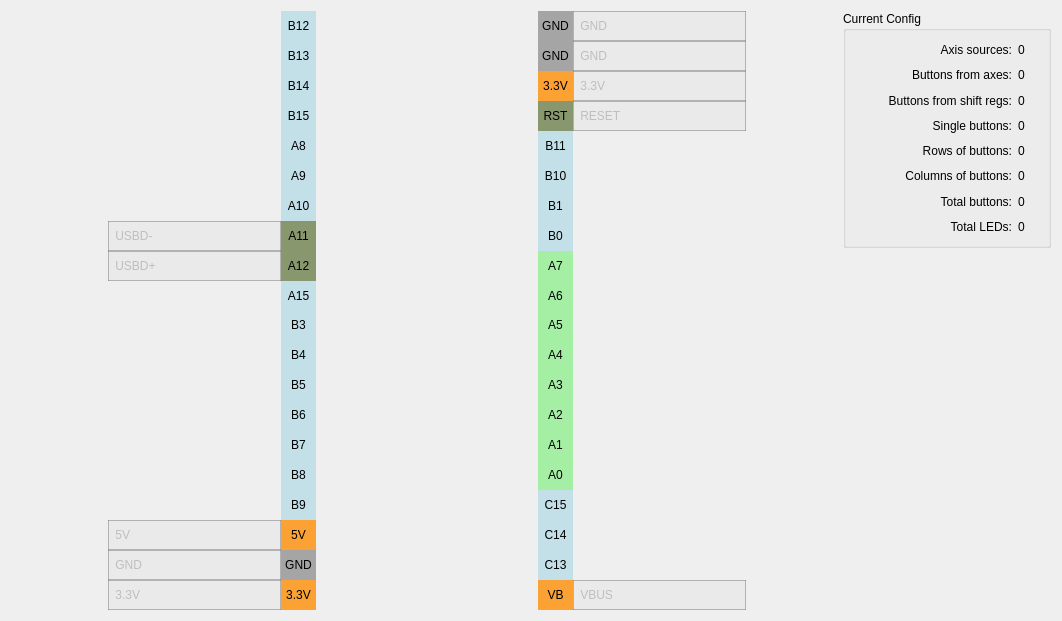
The window that widgets/pinconfig.ui (FreeJoy-Team/FreeJoyConfiguratorQt) describes before a commit, drawn with Qt 5.
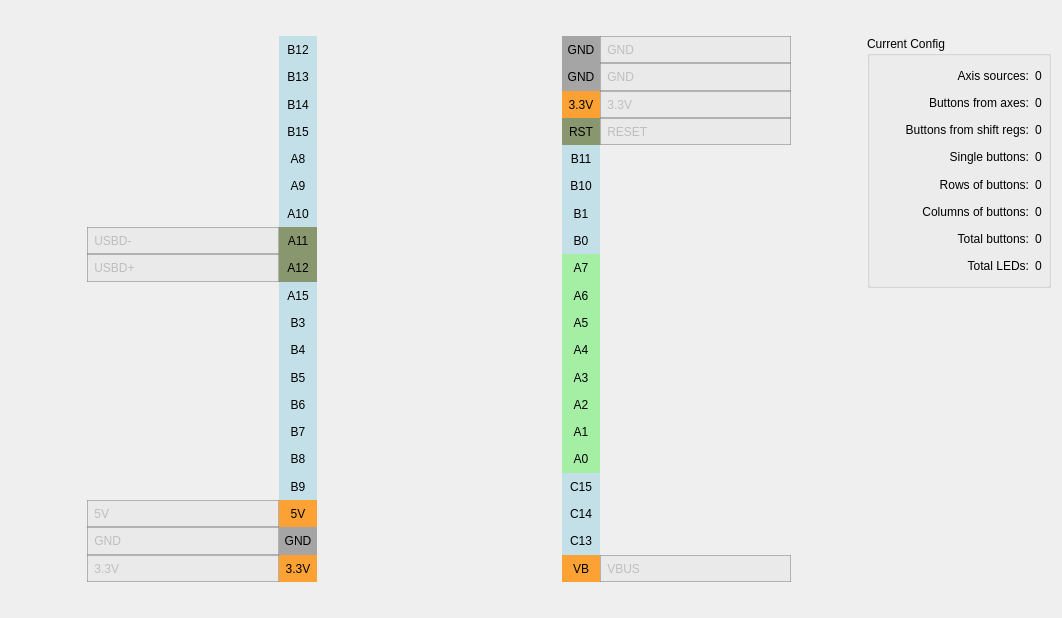
The same window after the commit. Icons and pictures are not drawn. Custom widgets are drawn as their Qt base class.

```diff
--- a/widgets/pinconfig.ui
+++ b/widgets/pinconfig.ui
@@ -7,17 +7,225 @@
     <x>0</x>
     <y>0</y>
     <width>1062</width>
-    <height>621</height>
+    <height>618</height>
    </rect>
   </property>
   <property name="windowTitle">
    <string>Form</string>
   </property>
-  <layout class="QGridLayout" name="gridLayout" rowstretch="2,3" columnstretch="7,15,16,15,7,15">
+  <layout class="QGridLayout" name="gridLayout" rowstretch="1,7,8,1" columnstretch="5,15,16,15,5,12">
+   <property name="sizeConstraint">
+    <enum>QLayout::SetDefaultConstraint</enum>
+   </property>
+   <property name="topMargin">
+    <number>0</number>
+   </property>
+   <property name="bottomMargin">
+    <number>0</number>
+   </property>
    <property name="horizontalSpacing">
     <number>0</number>
    </property>
-   <item row="0" column="1" rowspan="2">
+   <item row="1" column="5">
+    <widget class="QGroupBox" name="groupBox_CurrentConfig">
+     <property name="title">
+      <string>Current Config</string>
+     </property>
+     <layout class="QGridLayout" name="gridLayout_2" columnstretch="5,0">
+      <property name="leftMargin">
+       <number>18</number>
+      </property>
+      <property name="rightMargin">
+       <number>6</number>
+      </property>
+      <item row="0" column="0">
+       <widget class="QLabel" name="text_AxisSources">
+        <property name="text">
+         <string>Axis sources:</string>
+        </property>
+        <property name="alignment">
+         <set>Qt::AlignRight|Qt::AlignTrailing|Qt::AlignVCenter</set>
+        </property>
+       </widget>
+      </item>
+      <item row="0" column="1">
+       <widget class="QLabel" name="label_AxisSources">
+        <property name="sizePolicy">
+         <sizepolicy hsizetype="Preferred" vsizetype="Preferred">
+          <horstretch>0</horstretch>
+          <verstretch>0</verstretch>
+         </sizepolicy>
+        </property>
+        <property name="text">
+         <string notr="true">0</string>
+        </property>
+        <property name="scaledContents">
+         <bool>true</bool>
+        </property>
+        <property name="margin">
+         <number>0</number>
+        </property>
+       </widget>
+      </item>
+      <item row="7" column="0">
+       <widget class="QLabel" name="text_TotalLEDs">
+        <property name="text">
+         <string>Total LEDs:</string>
+        </property>
+        <property name="alignment">
+         <set>Qt::AlignRight|Qt::AlignTrailing|Qt::AlignVCenter</set>
+        </property>
+       </widget>
+      </item>
+      <item row="1" column="0">
+       <widget class="QLabel" name="text_ButtonsFromAxes">
+        <property name="text">
+         <string>Buttons from axes:</string>
+        </property>
+        <property name="alignment">
+         <set>Qt::AlignRight|Qt::AlignTrailing|Qt::AlignVCenter</set>
+        </property>
+       </widget>
+      </item>
+      <item row="5" column="1">
+       <widget class="QLabel" name="label_ColumnsOfButtons">
+        <property name="sizePolicy">
+         <sizepolicy hsizetype="Preferred" vsizetype="Preferred">
+          <horstretch>0</horstretch>
+          <verstretch>0</verstretch>
+         </sizepolicy>
+        </property>
+        <property name="text">
+         <string notr="true">0</string>
+        </property>
+       </widget>
+      </item>
+      <item row="7" column="1">
+       <widget class="QLabel" name="label_TotalLEDs">
+        <property name="sizePolicy">
+         <sizepolicy hsizetype="Preferred" vsizetype="Preferred">
+          <horstretch>0</horstretch>
+          <verstretch>0</verstretch>
+         </sizepolicy>
+        </property>
+        <property name="text">
+         <string notr="true">0</string>
+        </property>
+       </widget>
+      </item>
+      <item row="4" column="1">
+       <widget class="QLabel" name="label_RowsOfButtons">
+        <property name="sizePolicy">
+         <sizepolicy hsizetype="Preferred" vsizetype="Preferred">
+          <horstretch>0</horstretch>
+          <verstretch>0</verstretch>
+         </sizepolicy>
+        </property>
+        <property name="text">
+         <string notr="true">0</string>
+        </property>
+       </widget>
+      </item>
+      <item row="3" column="0">
+       <widget class="QLabel" name="text_SingleButtons">
+        <property name="text">
+         <string>Single buttons:</string>
+        </property>
+        <property name="alignment">
+         <set>Qt::AlignRight|Qt::AlignTrailing|Qt::AlignVCenter</set>
+        </property>
+       </widget>
+      </item>
+      <item row="5" column="0">
+       <widget class="QLabel" name="text_ColumnsOfButtons">
+        <property name="text">
+         <string>Columns of buttons:</string>
+        </property>
+        <property name="alignment">
+         <set>Qt::AlignRight|Qt::AlignTrailing|Qt::AlignVCenter</set>
+        </property>
+       </widget>
+      </item>
+      <item row="4" column="0">
+       <widget class="QLabel" name="text_RowsOfButtons">
+        <property name="text">
+         <string>Rows of buttons:</string>
+        </property>
+        <property name="alignment">
+         <set>Qt::AlignRight|Qt::AlignTrailing|Qt::AlignVCenter</set>
+        </property>
+       </widget>
+      </item>
+      <item row="6" column="0">
+       <widget class="QLabel" name="text_TotalButtons">
+        <property name="text">
+         <string>Total buttons:</string>
+        </property>
+        <property name="alignment">
+         <set>Qt::AlignRight|Qt::AlignTrailing|Qt::AlignVCenter</set>
+        </property>
+       </widget>
+      </item>
+      <item row="1" column="1">
+       <widget class="QLabel" name="label_ButtonFromAxes">
+        <property name="sizePolicy">
+         <sizepolicy hsizetype="Preferred" vsizetype="Preferred">
+          <horstretch>0</horstretch>
+          <verstretch>0</verstretch>
+         </sizepolicy>
+        </property>
+        <property name="text">
+         <string notr="true">0</string>
+        </property>
+       </widget>
+      </item>
+      <item row="3" column="1">
+       <widget class="QLabel" name="label_SingleButtons">
+        <property name="sizePolicy">
+         <sizepolicy hsizetype="Preferred" vsizetype="Preferred">
+          <horstretch>0</horstretch>
+          <verstretch>0</verstretch>
+         </sizepolicy>
+        </property>
+        <property name="text">
+         <string notr="true">0</string>
+        </property>
+       </widget>
+      </item>
+      <item row="6" column="1">
+       <widget class="QLabel" name="label_TotalButtons">
+        <property name="sizePolicy">
+         <sizepolicy hsizetype="Preferred" vsizetype="Preferred">
+          <horstretch>0</horstretch>
+          <verstretch>0</verstretch>
+         </sizepolicy>
+        </property>
+        <property name="text">
+         <string notr="true">0</string>
+        </property>
+       </widget>
+      </item>
+      <item row="2" column="0">
+       <widget class="QLabel" name="text_buttonsFromShiftRegs">
+        <property name="text">
+         <string>Buttons from shift regs:</string>
+        </property>
+        <property name="alignment">
+         <set>Qt::AlignRight|Qt::AlignTrailing|Qt::AlignVCenter</set>
+        </property>
+       </widget>
+      </item>
+      <item row="2" column="1">
+       <widget class="QLabel" name="label_ButtonsFromShiftRegs">
+        <property name="text">
+         <string notr="true">0</string>
+        </property>
+       </widget>
+      </item>
+     </layout>
+    </widget>
+   </item>
+   <item row="1" column="1" rowspan="2">
     <layout class="QGridLayout" name="gridLayout_5" columnstretch="5,1">
      <property name="leftMargin">
       <number>0</number>
@@ -505,35 +713,7 @@
      </item>
     </layout>
    </item>
-   <item row="0" column="2" rowspan="2">
-    <widget class="QLabel" name="label_ControllerImage">
-     <property name="sizePolicy">
-      <sizepolicy hsizetype="Ignored" vsizetype="Ignored">
-       <horstretch>0</horstretch>
-       <verstretch>0</verstretch>
-      </sizepolicy>
-     </property>
-     <property name="text">
-      <string/>
-     </property>
-     <property name="pixmap">
-      <pixmap resource="../resources.qrc">:/Images/BluePill_render.jpg</pixmap>
-     </property>
-     <property name="scaledContents">
-      <bool>true</bool>
-     </property>
-     <property name="wordWrap">
-      <bool>false</bool>
-     </property>
-     <property name="margin">
-      <number>0</number>
-     </property>
-     <property name="openExternalLinks">
-      <bool>false</bool>
-     </property>
-    </widget>
-   </item>
-   <item row="0" column="3" rowspan="2">
+   <item row="1" column="3" rowspan="2">
     <layout class="QGridLayout" name="gridLayout_4" columnstretch="1,5">
      <property name="leftMargin">
       <number>0</number>
@@ -1039,206 +1219,7 @@
      </item>
     </layout>
    </item>
-   <item row="0" column="5">
-    <widget class="QGroupBox" name="groupBox_CurrentConfig">
-     <property name="title">
-      <string>Current Config</string>
-     </property>
-     <layout class="QGridLayout" name="gridLayout_2" columnstretch="5,1">
-      <property name="leftMargin">
-       <number>18</number>
-      </property>
-      <property name="rightMargin">
-       <number>0</number>
-      </property>
-      <item row="0" column="0">
-       <widget class="QLabel" name="text_AxisSources">
-        <property name="text">
-         <string>Axis sources:</string>
-        </property>
-        <property name="alignment">
-         <set>Qt::AlignRight|Qt::AlignTrailing|Qt::AlignVCenter</set>
-        </property>
-       </widget>
-      </item>
-      <item row="0" column="1">
-       <widget class="QLabel" name="label_AxisSources">
-        <property name="sizePolicy">
-         <sizepolicy hsizetype="Preferred" vsizetype="Preferred">
-          <horstretch>0</horstretch>
-          <verstretch>0</verstretch>
-         </sizepolicy>
-        </property>
-        <property name="text">
-         <string notr="true">0</string>
-        </property>
-        <property name="scaledContents">
-         <bool>true</bool>
-        </property>
-        <property name="margin">
-         <number>0</number>
-        </property>
-       </widget>
-      </item>
-      <item row="7" column="0">
-       <widget class="QLabel" name="text_TotalLEDs">
-        <property name="text">
-         <string>Total LEDs:</string>
-        </property>
-        <property name="alignment">
-         <set>Qt::AlignRight|Qt::AlignTrailing|Qt::AlignVCenter</set>
-        </property>
-       </widget>
-      </item>
-      <item row="1" column="0">
-       <widget class="QLabel" name="text_ButtonsFromAxes">
-        <property name="text">
-         <string>Buttons from axes:</string>
-        </property>
-        <property name="alignment">
-         <set>Qt::AlignRight|Qt::AlignTrailing|Qt::AlignVCenter</set>
-        </property>
-       </widget>
-      </item>
-      <item row="5" column="1">
-       <widget class="QLabel" name="label_ColumnsOfButtons">
-        <property name="sizePolicy">
-         <sizepolicy hsizetype="Preferred" vsizetype="Preferred">
-          <horstretch>0</horstretch>
-          <verstretch>0</verstretch>
-         </sizepolicy>
-        </property>
-        <property name="text">
-         <string notr="true">0</string>
-        </property>
-       </widget>
-      </item>
-      <item row="7" column="1">
-       <widget class="QLabel" name="label_TotalLEDs">
-        <property name="sizePolicy">
-         <sizepolicy hsizetype="Preferred" vsizetype="Preferred">
-          <horstretch>0</horstretch>
-          <verstretch>0</verstretch>
-         </sizepolicy>
-        </property>
-        <property name="text">
-         <string notr="true">0</string>
-        </property>
-       </widget>
-      </item>
-      <item row="4" column="1">
-       <widget class="QLabel" name="label_RowsOfButtons">
-        <property name="sizePolicy">
-         <sizepolicy hsizetype="Preferred" vsizetype="Preferred">
-          <horstretch>0</horstretch>
-          <verstretch>0</verstretch>
-         </sizepolicy>
-        </property>
-        <property name="text">
-         <string notr="true">0</string>
-        </property>
-       </widget>
-      </item>
-      <item row="3" column="0">
-       <widget class="QLabel" name="text_SingleButtons">
-        <property name="text">
-         <string>Single buttons:</string>
-        </property>
-        <property name="alignment">
-         <set>Qt::AlignRight|Qt::AlignTrailing|Qt::AlignVCenter</set>
-        </property>
-       </widget>
-      </item>
-      <item row="5" column="0">
-       <widget class="QLabel" name="text_ColumnsOfButtons">
-        <property name="text">
-         <string>Columns of buttons:</string>
-        </property>
-        <property name="alignment">
-         <set>Qt::AlignRight|Qt::AlignTrailing|Qt::AlignVCenter</set>
-        </property>
-       </widget>
-      </item>
-      <item row="4" column="0">
-       <widget class="QLabel" name="text_RowsOfButtons">
-        <property name="text">
-         <string>Rows of buttons:</string>
-        </property>
-        <property name="alignment">
-         <set>Qt::AlignRight|Qt::AlignTrailing|Qt::AlignVCenter</set>
-        </property>
-       </widget>
-      </item>
-      <item row="6" column="0">
-       <widget class="QLabel" name="text_TotalButtons">
-        <property name="text">
-         <string>Total buttons:</string>
-        </property>
-        <property name="alignment">
-         <set>Qt::AlignRight|Qt::AlignTrailing|Qt::AlignVCenter</set>
-        </property>
-       </widget>
-      </item>
-      <item row="1" column="1">
-       <widget class="QLabel" name="label_ButtonFromAxes">
-        <property name="sizePolicy">
-         <sizepolicy hsizetype="Preferred" vsizetype="Preferred">
-          <horstretch>0</horstretch>
-          <verstretch>0</verstretch>
-         </sizepolicy>
-        </property>
-        <property name="text">
-         <string notr="true">0</string>
-        </property>
-       </widget>
-      </item>
-      <item row="3" column="1">
-       <widget class="QLabel" name="label_SingleButtons">
-        <property name="sizePolicy">
-         <sizepolicy hsizetype="Preferred" vsizetype="Preferred">
-          <horstretch>0</horstretch>
-          <verstretch>0</verstretch>
-         </sizepolicy>
-        </property>
-        <property name="text">
-         <string notr="true">0</string>
-        </property>
-       </widget>
-      </item>
-      <item row="6" column="1">
-       <widget class="QLabel" name="label_TotalButtons">
-        <property name="sizePolicy">
-         <sizepolicy hsizetype="Preferred" vsizetype="Preferred">
-          <horstretch>0</horstretch>
-          <verstretch>0</verstretch>
-         </sizepolicy>
-        </property>
-        <property name="text">
-         <string notr="true">0</string>
-        </property>
-       </widget>
-      </item>
-      <item row="2" column="0">
-       <widget class="QLabel" name="text_buttonsFromShiftRegs">
-        <property name="text">
-         <string>Buttons from shift regs:</string>
-        </property>
-        <property name="alignment">
-         <set>Qt::AlignRight|Qt::AlignTrailing|Qt::AlignVCenter</set>
-        </property>
-       </widget>
-      </item>
-      <item row="2" column="1">
-       <widget class="QLabel" name="label_ButtonsFromShiftRegs">
-        <property name="text">
-         <string notr="true">0</string>
-        </property>
-       </widget>
-      </item>
-     </layout>
-    </widget>
-   </item>
-   <item row="1" column="0">
+   <item row="2" column="0">
     <spacer name="horizontalSpacer_2">
      <property name="orientation">
       <enum>Qt::Horizontal</enum>
@@ -1254,7 +1235,26 @@
      </property>
     </spacer>
    </item>
-   <item row="1" column="4">
+   <item row="1" column="2" rowspan="2">
+    <widget class="QLabel" name="label_ControllerImage">
+     <property name="sizePolicy">
+      <sizepolicy hsizetype="Ignored" vsizetype="Ignored">
+       <horstretch>0</horstretch>
+       <verstretch>0</verstretch>
+      </sizepolicy>
+     </property>
+     <property name="text">
+      <string/>
+     </property>
+     <property name="pixmap">
+      <pixmap resource="../resources.qrc">:/Images/BluePill_render.jpg</pixmap>
+     </property>
+     <property name="scaledContents">
+      <bool>true</bool>
+     </property>
+    </widget>
+   </item>
+   <item row="2" column="4">
     <spacer name="horizontalSpacer">
      <property name="orientation">
       <enum>Qt::Horizontal</enum>
@@ -1270,6 +1270,32 @@
      </property>
     </spacer>
    </item>
+   <item row="3" column="1">
+    <spacer name="verticalSpacer">
+     <property name="orientation">
+      <enum>Qt::Vertical</enum>
+     </property>
+     <property name="sizeHint" stdset="0">
+      <size>
+       <width>20</width>
+       <height>40</height>
+      </size>
+     </property>
+    </spacer>
+   </item>
+   <item row="0" column="2">
+    <spacer name="verticalSpacer_2">
+     <property name="orientation">
+      <enum>Qt::Vertical</enum>
+     </property>
+     <property name="sizeHint" stdset="0">
+      <size>
+       <width>20</width>
+       <height>40</height>
+      </size>
+     </property>
+    </spacer>
+   </item>
   </layout>
  </widget>
  <customwidgets>
```
